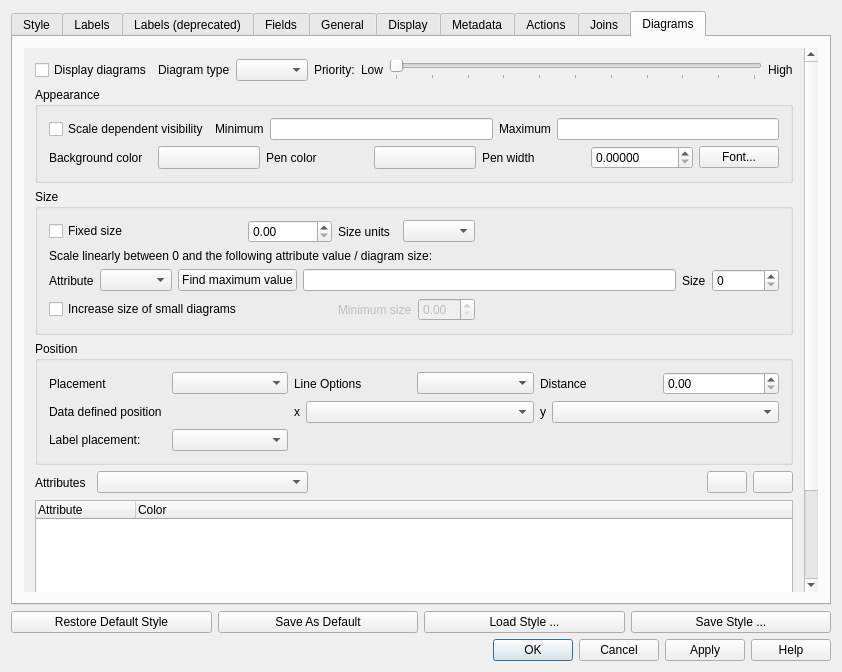
The window that src/ui/qgsvectorlayerpropertiesbase.ui (kadas-albireo/kadas-albireo) describes before a commit, drawn with Qt 5.
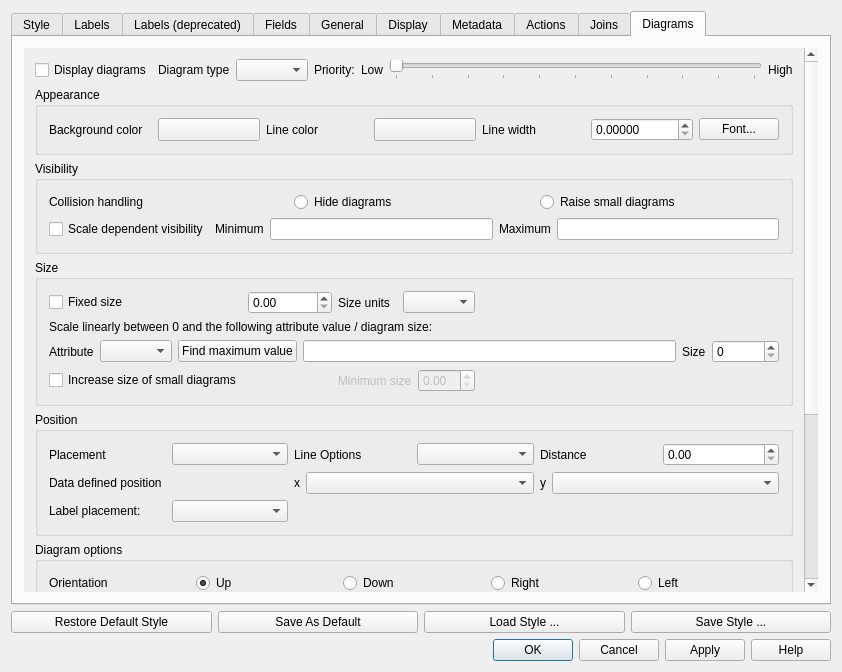
The same window after the commit. The open tabs and pages were chosen to show the change. Icons and pictures are not drawn. Custom widgets are drawn as their Qt base class.

Patch:
```diff
--- a/src/ui/qgsvectorlayerpropertiesbase.ui
+++ b/src/ui/qgsvectorlayerpropertiesbase.ui
@@ -273,7 +273,7 @@
          </property>
          <property name="icon">
           <iconset>
-           <normaloff>../../../../../../.designer/xpm/new_attribute.png</normaloff>../../../../../../.designer/xpm/new_attribute.png</iconset>
+           <normaloff>M:/../.designer/xpm/new_attribute.png</normaloff>M:/../.designer/xpm/new_attribute.png</iconset>
          </property>
          <property name="shortcut">
           <string>Ctrl+N</string>
@@ -290,7 +290,7 @@
          </property>
          <property name="icon">
           <iconset>
-           <normaloff>../../../../../../.designer/xpm/delete_attribute.png</normaloff>../../../../../../.designer/xpm/delete_attribute.png</iconset>
+           <normaloff>M:/../.designer/xpm/delete_attribute.png</normaloff>M:/../.designer/xpm/delete_attribute.png</iconset>
          </property>
          <property name="shortcut">
           <string>Ctrl+X</string>
@@ -392,7 +392,7 @@
             <x>0</x>
             <y>0</y>
             <width>820</width>
-            <height>540</height>
+            <height>558</height>
            </rect>
           </property>
           <layout class="QGridLayout" name="gridLayout_3">
@@ -761,7 +761,7 @@
             <x>0</x>
             <y>0</y>
             <width>802</width>
-            <height>522</height>
+            <height>540</height>
            </rect>
           </property>
           <layout class="QVBoxLayout" name="verticalLayout">
@@ -873,7 +873,7 @@
             <x>0</x>
             <y>0</y>
             <width>802</width>
-            <height>522</height>
+            <height>540</height>
            </rect>
           </property>
           <layout class="QGridLayout" name="gridLayout_17">
@@ -970,34 +970,7 @@
            </rect>
           </property>
           <layout class="QGridLayout" name="gridLayout_16">
-           <item row="0" column="0" colspan="2">
-            <widget class="QCheckBox" name="mDisplayDiagramsCheckBox">
-             <property name="text">
-              <string>Display diagrams</string>
-             </property>
-            </widget>
-           </item>
-           <item row="0" column="2">
-            <layout class="QHBoxLayout" name="_2">
-             <property name="spacing">
-              <number>6</number>
-             </property>
-             <property name="margin">
-              <number>0</number>
-             </property>
-             <item>
-              <widget class="QLabel" name="mTypeLabel">
-               <property name="text">
-                <string>Diagram type</string>
-               </property>
-              </widget>
-             </item>
-             <item>
-              <widget class="QComboBox" name="mDiagramTypeComboBox"/>
-             </item>
-            </layout>
-           </item>
-           <item row="0" column="3" colspan="3">
+           <item row="0" column="2" colspan="4">
             <layout class="QHBoxLayout" name="horizontalLayout_4">
              <item>
               <widget class="QLabel" name="mPriorityLabel">
@@ -1044,145 +1017,7 @@
              </item>
             </layout>
            </item>
-           <item row="1" column="0" colspan="6">
-            <widget class="QGroupBox" name="mAppearanceGroupBox">
-             <property name="title">
-              <string>Appearance</string>
-             </property>
-             <layout class="QGridLayout" name="gridLayout_13">
-              <item row="1" column="1">
-               <layout class="QHBoxLayout" name="horizontalLayout_11">
-                <item>
-                 <widget class="QLabel" name="mPenColorLabel">
-                  <property name="text">
-                   <string>Pen color</string>
-                  </property>
-                 </widget>
-                </item>
-                <item>
-                 <widget class="QgsColorButton" name="mDiagramPenColorButton">
-                  <property name="sizePolicy">
-                   <sizepolicy hsizetype="Minimum" vsizetype="Minimum">
-                    <horstretch>0</horstretch>
-                    <verstretch>0</verstretch>
-                   </sizepolicy>
-                  </property>
-                  <property name="minimumSize">
-                   <size>
-                    <width>25</width>
-                    <height>0</height>
-                   </size>
-                  </property>
-                  <property name="text">
-                   <string/>
-                  </property>
-                 </widget>
-                </item>
-               </layout>
-              </item>
-              <item row="1" column="2">
-               <layout class="QHBoxLayout" name="horizontalLayout_16">
-                <item>
-                 <widget class="QLabel" name="mPenWidthLabel">
-                  <property name="text">
-                   <string>Pen width</string>
-                  </property>
-                 </widget>
-                </item>
-                <item>
-                 <widget class="QDoubleSpinBox" name="mPenWidthSpinBox">
-                  <property name="decimals">
-                   <number>5</number>
-                  </property>
-                  <property name="maximum">
-                   <double>99999.990000000005239</double>
-                  </property>
-                 </widget>
-                </item>
-               </layout>
-              </item>
-              <item row="0" column="0" colspan="4">
-               <layout class="QHBoxLayout" name="horizontalLayout_13">
-                <item>
-                 <widget class="QCheckBox" name="mScaleDependentDiagramVisibilityCheckBox">
-                  <property name="text">
-                   <string>Scale dependent visibility</string>
-                  </property>
-                 </widget>
-                </item>
-                <item>
-                 <widget class="QLabel" name="mMinimumDiagramScaleLabel">
-                  <property name="text">
-                   <string>Minimum</string>
-                  </property>
-                 </widget>
-                </item>
-                <item>
-                 <widget class="QLineEdit" name="mMinimumDiagramScaleLineEdit"/>
-                </item>
-                <item>
-                 <widget class="QLabel" name="mMaximumDiagramScaleLabel">
-                  <property name="text">
-                   <string>Maximum</string>
-                  </property>
-                 </widget>
-                </item>
-                <item>
-                 <widget class="QLineEdit" name="mMaximumDiagramScaleLineEdit"/>
-                </item>
-               </layout>
-              </item>
-              <item row="1" column="0">
-               <layout class="QHBoxLayout" name="horizontalLayout_8">
-                <item>
-                 <layout class="QHBoxLayout" name="horizontalLayout_10">
-                  <item>
-                   <widget class="QLabel" name="mBackgroundColorLabel">
-                    <property name="text">
-                     <string>Background color</string>
-                    </property>
-                   </widget>
-                  </item>
-                  <item>
-                   <widget class="QgsColorButton" name="mBackgroundColorButton">
-                    <property name="sizePolicy">
-                     <sizepolicy hsizetype="Minimum" vsizetype="Minimum">
-                      <horstretch>0</horstretch>
-                      <verstretch>0</verstretch>
-                     </sizepolicy>
-                    </property>
-                    <property name="minimumSize">
-                     <size>
-                      <width>25</width>
-                      <height>0</height>
-                     </size>
-                    </property>
-                    <property name="text">
-                     <string/>
-                    </property>
-                   </widget>
-                  </item>
-                 </layout>
-                </item>
-               </layout>
-              </item>
-              <item row="1" column="3">
-               <widget class="QPushButton" name="mDiagramFontButton">
-                <property name="sizePolicy">
-                 <sizepolicy hsizetype="Fixed" vsizetype="Fixed">
-                  <horstretch>0</horstretch>
-                  <verstretch>0</verstretch>
-                 </sizepolicy>
-                </property>
-                <property name="text">
-                 <string>Font...</string>
-                </property>
-               </widget>
-              </item>
-             </layout>
-            </widget>
-           </item>
-           <item row="3" column="0" colspan="6">
+           <item row="7" column="0" colspan="6">
             <widget class="QGroupBox" name="mPlacementGroupBox">
              <property name="title">
               <string>Position</string>
@@ -1281,12 +1116,12 @@
                <layout class="QHBoxLayout" name="horizontalLayout_14">
                 <item>
                  <widget class="QLabel" name="mLabelPlacementLabel">
+                  <property name="visible">
+                   <bool>false</bool>
+                  </property>
                   <property name="text">
                    <string>Label placement:</string>
                   </property>
-                  <property name="visible">
-                   <bool>false</bool>
-                  </property>
                  </widget>
                 </item>
                 <item>
@@ -1301,14 +1136,14 @@
              </layout>
             </widget>
            </item>
-           <item row="4" column="0">
+           <item row="9" column="0">
             <widget class="QLabel" name="mAttributesLabel">
              <property name="text">
               <string>Attributes</string>
              </property>
             </widget>
            </item>
-           <item row="4" column="1" colspan="2">
+           <item row="9" column="1" colspan="2">
             <widget class="QComboBox" name="mDiagramAttributesComboBox">
              <property name="sizePolicy">
               <sizepolicy hsizetype="Expanding" vsizetype="Fixed">
@@ -1318,7 +1153,7 @@
              </property>
             </widget>
            </item>
-           <item row="4" column="3">
+           <item row="9" column="3">
             <spacer name="horizontalSpacer_3">
              <property name="orientation">
               <enum>Qt::Horizontal</enum>
@@ -1331,7 +1166,7 @@
              </property>
             </spacer>
            </item>
-           <item row="4" column="4">
+           <item row="9" column="4">
             <widget class="QPushButton" name="mRemoveCategoryPushButton">
              <property name="sizePolicy">
               <sizepolicy hsizetype="Fixed" vsizetype="Fixed">
@@ -1348,7 +1183,7 @@
              </property>
             </widget>
            </item>
-           <item row="4" column="5">
+           <item row="9" column="5">
             <widget class="QPushButton" name="mAddCategoryPushButton">
              <property name="sizePolicy">
               <sizepolicy hsizetype="Fixed" vsizetype="Fixed">
@@ -1365,7 +1200,7 @@
              </property>
             </widget>
            </item>
-           <item row="5" column="0" colspan="6">
+           <item row="10" column="0" colspan="6">
             <widget class="QTreeWidget" name="mDiagramAttributesTreeWidget">
              <property name="columnCount">
               <number>2</number>
@@ -1382,7 +1217,7 @@
              </column>
             </widget>
            </item>
-           <item row="2" column="0" colspan="6">
+           <item row="6" column="0" colspan="6">
             <widget class="QGroupBox" name="mSizeGroupBox">
              <property name="title">
               <string>Size</string>
@@ -1521,6 +1356,267 @@
              </layout>
             </widget>
            </item>
+           <item row="4" column="0" colspan="6">
+            <widget class="QGroupBox" name="groupBox">
+             <property name="title">
+              <string>Visibility</string>
+             </property>
+             <layout class="QGridLayout" name="gridLayout_18">
+              <item row="1" column="0" colspan="3">
+               <layout class="QHBoxLayout" name="horizontalLayout_13">
+                <item>
+                 <widget class="QCheckBox" name="mScaleDependentDiagramVisibilityCheckBox">
+                  <property name="text">
+                   <string>Scale dependent visibility</string>
+                  </property>
+                 </widget>
+                </item>
+                <item>
+                 <widget class="QLabel" name="mMinimumDiagramScaleLabel">
+                  <property name="text">
+                   <string>Minimum</string>
+                  </property>
+                 </widget>
+                </item>
+                <item>
+                 <widget class="QLineEdit" name="mMinimumDiagramScaleLineEdit"/>
+                </item>
+                <item>
+                 <widget class="QLabel" name="mMaximumDiagramScaleLabel">
+                  <property name="text">
+                   <string>Maximum</string>
+                  </property>
+                 </widget>
+                </item>
+                <item>
+                 <widget class="QLineEdit" name="mMaximumDiagramScaleLineEdit"/>
+                </item>
+               </layout>
+              </item>
+              <item row="0" column="0">
+               <widget class="QLabel" name="label_4">
+                <property name="text">
+                 <string>Collision handling</string>
+                </property>
+               </widget>
+              </item>
+              <item row="0" column="1">
+               <widget class="QRadioButton" name="radioButton_2">
+                <property name="text">
+                 <string>Hide diagrams</string>
+                </property>
+               </widget>
+              </item>
+              <item row="0" column="2">
+               <widget class="QRadioButton" name="radioButton">
+                <property name="text">
+                 <string>Raise small diagrams</string>
+                </property>
+               </widget>
+              </item>
+             </layout>
+            </widget>
+           </item>
+           <item row="3" column="0" colspan="6">
+            <widget class="QGroupBox" name="mAppearanceGroupBox">
+             <property name="title">
+              <string>Appearance</string>
+             </property>
+             <layout class="QGridLayout" name="gridLayout_13">
+              <item row="1" column="1">
+               <layout class="QHBoxLayout" name="horizontalLayout_11">
+                <item>
+                 <widget class="QLabel" name="mPenColorLabel">
+                  <property name="text">
+                   <string>Line color</string>
+                  </property>
+                 </widget>
+                </item>
+                <item>
+                 <widget class="QgsColorButton" name="mDiagramPenColorButton">
+                  <property name="sizePolicy">
+                   <sizepolicy hsizetype="Minimum" vsizetype="Minimum">
+                    <horstretch>0</horstretch>
+                    <verstretch>0</verstretch>
+                   </sizepolicy>
+                  </property>
+                  <property name="minimumSize">
+                   <size>
+                    <width>25</width>
+                    <height>0</height>
+                   </size>
+                  </property>
+                  <property name="text">
+                   <string/>
+                  </property>
+                 </widget>
+                </item>
+               </layout>
+              </item>
+              <item row="1" column="2">
+               <layout class="QHBoxLayout" name="horizontalLayout_16">
+                <item>
+                 <widget class="QLabel" name="mPenWidthLabel">
+                  <property name="text">
+                   <string>Line width</string>
+                  </property>
+                 </widget>
+                </item>
+                <item>
+                 <widget class="QDoubleSpinBox" name="mPenWidthSpinBox">
+                  <property name="decimals">
+                   <number>5</number>
+                  </property>
+                  <property name="maximum">
+                   <double>99999.990000000005239</double>
+                  </property>
+                 </widget>
+                </item>
+               </layout>
+              </item>
+              <item row="1" column="0">
+               <layout class="QHBoxLayout" name="horizontalLayout_8">
+                <item>
+                 <layout class="QHBoxLayout" name="horizontalLayout_10">
+                  <item>
+                   <widget class="QLabel" name="mBackgroundColorLabel">
+                    <property name="text">
+                     <string>Background color</string>
+                    </property>
+                   </widget>
+                  </item>
+                  <item>
+                   <widget class="QgsColorButton" name="mBackgroundColorButton">
+                    <property name="sizePolicy">
+                     <sizepolicy hsizetype="Minimum" vsizetype="Minimum">
+                      <horstretch>0</horstretch>
+                      <verstretch>0</verstretch>
+                     </sizepolicy>
+                    </property>
+                    <property name="minimumSize">
+                     <size>
+                      <width>25</width>
+                      <height>0</height>
+                     </size>
+                    </property>
+                    <property name="text">
+                     <string/>
+                    </property>
+                   </widget>
+                  </item>
+                 </layout>
+                </item>
+               </layout>
+              </item>
+              <item row="1" column="3">
+               <widget class="QPushButton" name="mDiagramFontButton">
+                <property name="sizePolicy">
+                 <sizepolicy hsizetype="Fixed" vsizetype="Fixed">
+                  <horstretch>0</horstretch>
+                  <verstretch>0</verstretch>
+                 </sizepolicy>
+                </property>
+                <property name="text">
+                 <string>Font...</string>
+                </property>
+               </widget>
+              </item>
+             </layout>
+            </widget>
+           </item>
+           <item row="0" column="0" colspan="2">
+            <layout class="QHBoxLayout" name="horizontalLayout_18">
+             <item>
+              <widget class="QCheckBox" name="mDisplayDiagramsCheckBox">
+               <property name="text">
+                <string>Display diagrams</string>
+               </property>
+              </widget>
+             </item>
+             <item>
+              <layout class="QHBoxLayout" name="_2">
+               <property name="spacing">
+                <number>6</number>
+               </property>
+               <property name="margin">
+                <number>0</number>
+               </property>
+               <item>
+                <widget class="QLabel" name="mTypeLabel">
+                 <property name="text">
+                  <string>Diagram type</string>
+                 </property>
+                </widget>
+               </item>
+               <item>
+                <widget class="QComboBox" name="mDiagramTypeComboBox"/>
+               </item>
+              </layout>
+             </item>
+            </layout>
+           </item>
+           <item row="8" column="0" colspan="6">
+            <widget class="QGroupBox" name="groupBox_2">
+             <property name="title">
+              <string>Diagram options</string>
+             </property>
+             <property name="checkable">
+              <bool>false</bool>
+             </property>
+             <layout class="QGridLayout" name="diagramOptionsGroupBox">
+              <item row="1" column="1">
+               <widget class="QRadioButton" name="mOrientationUpButton">
+                <property name="text">
+                 <string>Up</string>
+                </property>
+                <property name="checked">
+                 <bool>true</bool>
+                </property>
+                <attribute name="buttonGroup">
+                 <string>mOrientationButtonGroup</string>
+                </attribute>
+               </widget>
+              </item>
+              <item row="1" column="4">
+               <widget class="QRadioButton" name="mOrientationLeftButton">
+                <property name="text">
+                 <string>Left</string>
+                </property>
+                <attribute name="buttonGroup">
+                 <string>mOrientationButtonGroup</string>
+                </attribute>
+               </widget>
+              </item>
+              <item row="1" column="3">
+               <widget class="QRadioButton" name="mOrientationRightButton">
+                <property name="text">
+                 <string>Right</string>
+                </property>
+                <attribute name="buttonGroup">
+                 <string>mOrientationButtonGroup</string>
+                </attribute>
+               </widget>
+              </item>
+              <item row="1" column="2">
+               <widget class="QRadioButton" name="mOrientationDownButton">
+                <property name="text">
+                 <string>Down</string>
+                </property>
+                <attribute name="buttonGroup">
+                 <string>mOrientationButtonGroup</string>
+                </attribute>
+               </widget>
+              </item>
+              <item row="1" column="0">
+               <widget class="QLabel" name="label_5">
+                <property name="text">
+                 <string>Orientation</string>
+                </property>
+               </widget>
+              </item>
+             </layout>
+            </widget>
+           </item>
           </layout>
          </widget>
         </widget>
```
Left out of the diff: 3 changed lines with no effect on the pictures.
